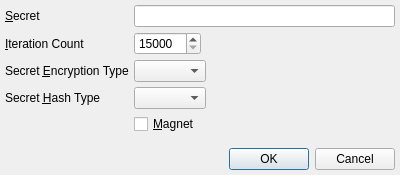
This is branches/trunk/GoldBug-UI/spot-on-private-application-credentials.ui in textbrowser/spot-on as Qt 5 draws it before an edit. The edited form follows.
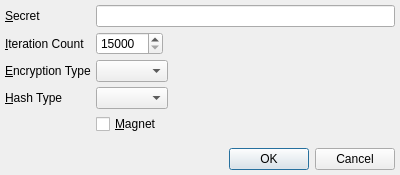
This is the edited form. Icons and pictures are not drawn.

Diff of the .ui file:
```diff
--- a/branches/trunk/GoldBug-UI/spot-on-private-application-credentials.ui
+++ b/branches/trunk/GoldBug-UI/spot-on-private-application-credentials.ui
@@ -38,7 +38,7 @@
      <item row="3" column="0">
       <widget class="QLabel" name="label_3">
        <property name="text">
-        <string>Secret &amp;Hash Type</string>
+        <string>&amp;Hash Type</string>
        </property>
        <property name="buddy">
         <cstring>secret_hash_type</cstring>
@@ -51,7 +51,7 @@
      <item row="2" column="0">
       <widget class="QLabel" name="label_2">
        <property name="text">
-        <string>Secret &amp;Encryption Type</string>
+        <string>&amp;Encryption Type</string>
        </property>
        <property name="buddy">
         <cstring>secret_encryption_type</cstring>
```
Left out of the diff: 12 changed lines with no effect on the pictures.
